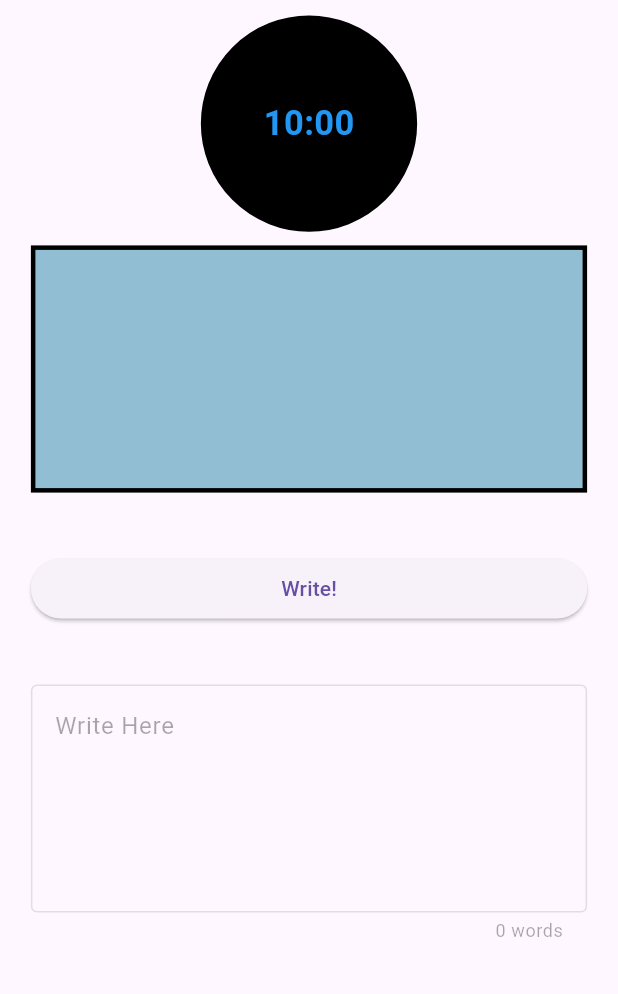
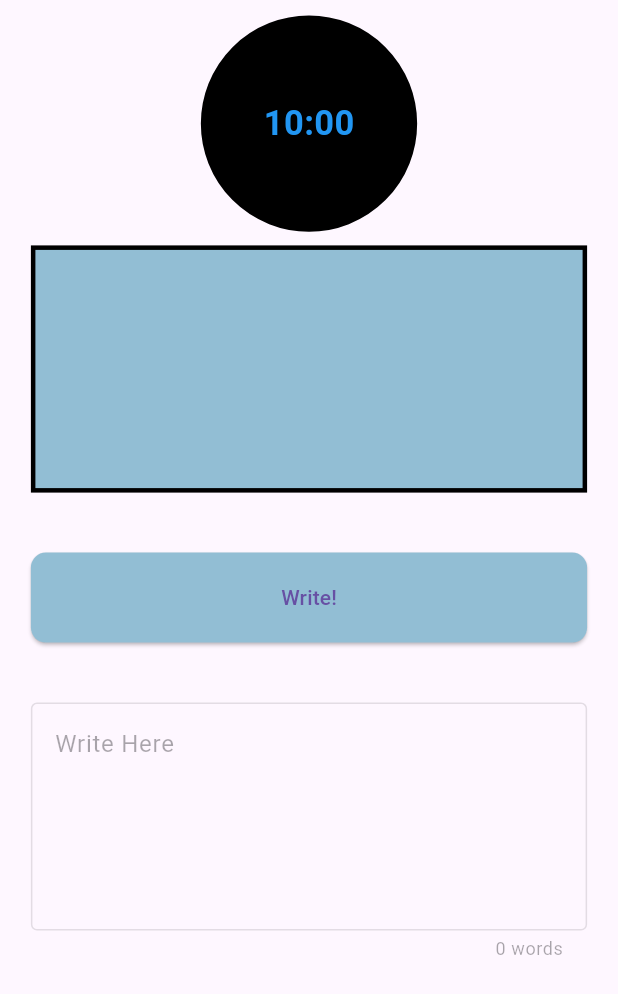
Before and after one commit to kkhhaaooss/writing_app, a Flutter app: the screen it shows after launch, on a phone screen of 412 x 824 dp. Shown: the top 994 px of the screen. Run offline on Flutter 3.47's test engine with Material 3 defaults, Android fonts, the phone set to English and light mode, and no system bars; drawn by our look-alikes of circular_countdown_timer; our stand-ins replace google_fonts; statements that could not run were skipped.

Commit message:
changes to PauseButton

```diff
--- a/lib/views/components/pause_button.dart
+++ b/lib/views/components/pause_button.dart
@@ -13,6 +13,13 @@ class PauseButton extends StatelessWidget {
         return ElevatedButton(
           focusNode: btnFocusNode,
           autofocus: true,
+          style: ElevatedButton.styleFrom(
+            shape: RoundedRectangleBorder(
+              borderRadius: BorderRadius.circular(10),
+            ),
+            padding: const EdgeInsets.all(20),
+            backgroundColor: const Color.fromARGB(255, 146, 190, 212),
+          ),
           onPressed: () {
             btnFocusNode.unfocus();
             timerProvider.togglePause();
```
